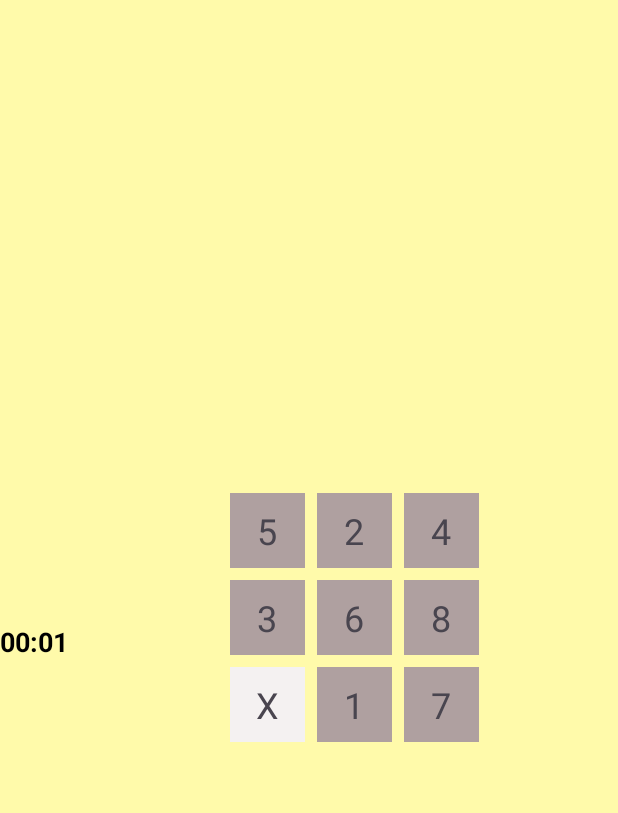
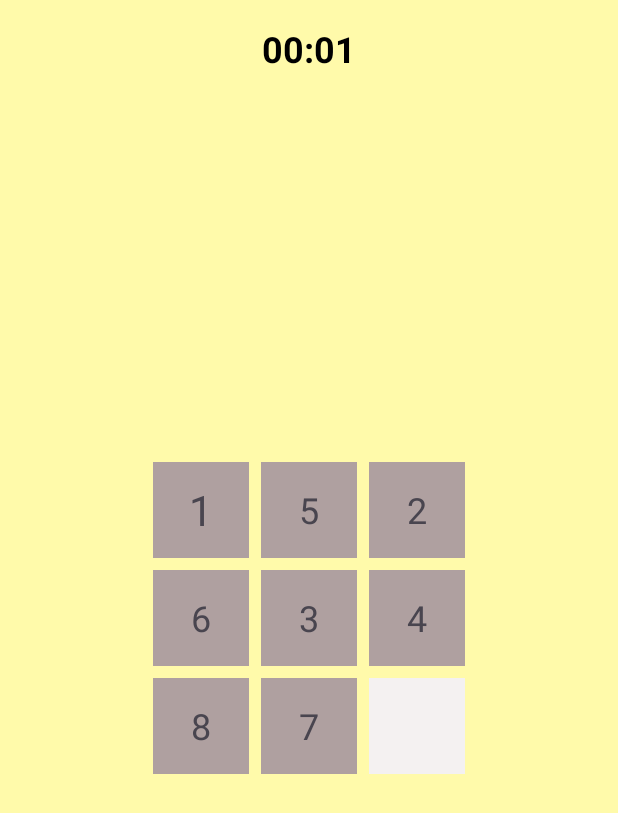
Before and after one commit to sergioguachalla/android-puzzle, an Android app: the screen it shows after launch (MainActivity), after a tap on "To Level 1", on a phone screen of 412 x 824 dp. Shown: the top 813 px of the screen. Run offline under Robolectric (Android 15) with nearby library versions, the phone set to English and light mode, and no system bars.

```diff
--- a/app/src/main/java/com/example/puzzle/LevelOneFragment.java
+++ b/app/src/main/java/com/example/puzzle/LevelOneFragment.java
@@ -26,6 +26,7 @@ import java.util.logging.Logger;
  */
 public class LevelOneFragment extends Fragment {
 
+    private int moves = 0;
     private TextView[][] textViews = new TextView[3][3];
     private static final String[][] SOLVED_ARRANGEMENT = {
             {"1", "2", "3"},
@@ -101,33 +102,35 @@ public class LevelOneFragment extends Fragment {
 
 
 
-    private void initializeTiles(View view){
+    private void initializeTiles(View view) {
         for (int i = 0; i < 3; i++) {
             for (int j = 0; j < 3; j++) {
                 String textViewId = "textView" + i + j;
                 int resId = getResources().getIdentifier(textViewId, "id", requireActivity().getPackageName());
                 textViews[i][j] = view.findViewById(resId);
 
-                final int finalI = i;
-                final int finalJ = j;
-                textViews[i][j].setOnClickListener(new View.OnClickListener() {
+                setClickListenerForTile(i, j); // Set click listener for this tile
+            }
+        }
+    }
+
+    private void setClickListenerForTile(final int row, final int col) {
+        textViews[row][col].setOnClickListener(new View.OnClickListener() {
             @Override
             public void onClick(View v) {
-                        System.out.println("Click en " + textViews[finalI][finalJ].getText());
-                        if (isValidMove(finalI, finalJ)) {
-                            swapTiles(finalI, finalJ);
+                System.out.println("Click en " + textViews[row][col].getText());
+                if (isValidMove(row, col)) {
+                    swapTiles(row, col);
+                    moves++;
                     if (isSolved()) {
                         chronometer.stop();
-                                showWinToast(SystemClock.elapsedRealtime() - chronometer.getBase());
+                        showWinToast(SystemClock.elapsedRealtime() - chronometer.getBase(), moves);
                     }
                 }
             }
         });
-
-            }
     }
 
-    }
 
     private void shuffleTiles() {
         List<Integer> positions = new ArrayList<>();
@@ -135,9 +138,11 @@ public class LevelOneFragment extends Fragment {
             positions.add(i);
         }
 
+        int emptyPosition = emptyRow * 3 + emptyCol; // Step 1
+
         do {
             Collections.shuffle(positions);
-        } while (!isSolvable(positions));
+        } while (!isSolvable(positions) || positions.indexOf(emptyPosition) != positions.size() - 1); // Step 2
 
         for (int i = 0; i < 3; i++) {
             for (int j = 0; j < 3; j++) {
@@ -155,12 +160,14 @@ public class LevelOneFragment extends Fragment {
                 textViews[newRow][newCol].setBackground(currentBackground);
 
                 if (currentText.equals("")) {
-                    emptyRow = newRow; // Actualizar emptyRow
-                    emptyCol = newCol; // Actualizar emptyCol
+                    emptyRow = newRow; // Update emptyRow
+                    emptyCol = newCol; // Update emptyCol
                 }
             }
         }
     }
+
+
 
 
 
@@ -199,12 +206,12 @@ public class LevelOneFragment extends Fragment {
 
 
 
-    private void showWinToast(long elapsedTime) {
+    private void showWinToast(long elapsedTime, int moves) {
         long seconds = elapsedTime / 1000;
         long minutes = seconds / 60;
         seconds %= 60;
 
-        String message = "Ganaste!  " + minutes + ": " + seconds;
+        String message = "Ganaste!  " + minutes + ": " + seconds + " con " + moves + " movimientos";
         Toast.makeText(requireContext(), message, Toast.LENGTH_LONG).show();
     }
 
--- a/app/src/main/res/layout/fragment_level_one.xml
+++ b/app/src/main/res/layout/fragment_level_one.xml
@@ -1,19 +1,21 @@
 <?xml version="1.0" encoding="utf-8"?>
-<LinearLayout xmlns:android="http://schemas.android.com/apk/res/android"
+<RelativeLayout xmlns:android="http://schemas.android.com/apk/res/android"
     xmlns:tools="http://schemas.android.com/tools"
     android:layout_width="match_parent"
     android:layout_height="match_parent"
     tools:context=".LevelOneFragment"
     android:background="#fffaaa"
-    android:orientation="horizontal"
+    android:orientation="vertical"
+    android:layout_centerInParent="true"
     >
     <Chronometer
         android:id="@+id/chronometer"
         android:layout_width="wrap_content"
         android:layout_height="wrap_content"
-        android:layout_gravity="center"
+        android:layout_centerHorizontal="true"
         android:layout_marginTop="16dp"
-        android:textSize="18sp"
+        android:text="Cronómetro"
+        android:textSize="24sp"
         android:format="%s"
         android:gravity="center"
         android:textColor="@android:color/black"
@@ -26,17 +28,17 @@
         android:id="@+id/gridLayout"
         android:layout_width="wrap_content"
         android:layout_height="wrap_content"
-        android:layout_gravity="center"
+        android:layout_centerInParent="true"
         android:columnCount="3"
-        android:padding="24dp"
+        android:padding="28dp"
         android:rowCount="3"
         android:layout_marginLeft="80dp">
 
 
         <TextView
             android:id="@+id/textView00"
-            android:layout_width="50dp"
-            android:layout_height="50dp"
+            android:layout_width="64dp"
+            android:layout_height="64dp"
             android:layout_row="0"
             android:layout_rowWeight="1"
             android:layout_column="0"
@@ -44,13 +46,13 @@
             android:layout_margin="4dp"
             android:gravity="center"
             android:background="#afa0a0"
-            android:textSize="24dp"
+            android:textSize="28dp"
             android:text="1" />
 
         <TextView
             android:id="@+id/textView01"
-            android:layout_width="50dp"
-            android:layout_height="50dp"
+            android:layout_width="64dp"
+            android:layout_height="64dp"
             android:layout_row="0"
             android:layout_rowWeight="1"
             android:layout_column="1"
@@ -65,8 +67,8 @@
 
         <TextView
             android:id="@+id/textView02"
-            android:layout_width="50dp"
-            android:layout_height="50dp"
+            android:layout_width="64dp"
+            android:layout_height="64dp"
             android:layout_row="0"
             android:layout_rowWeight="1"
             android:layout_column="2"
@@ -80,14 +82,13 @@
 
         <TextView
             android:id="@+id/textView10"
-            android:layout_width="50dp"
-            android:layout_height="50dp"
+            android:layout_width="64dp"
+            android:layout_height="64dp"
             android:layout_row="1"
             android:layout_rowWeight="1"
             android:layout_column="0"
             android:layout_columnWeight="1"
             android:background="#afa0a0"
-
             android:gravity="center"
             android:layout_margin="4dp"
             android:textSize="24dp"
@@ -96,8 +97,8 @@
 
         <TextView
             android:id="@+id/textView11"
-            android:layout_width="50dp"
-            android:layout_height="50dp"
+            android:layout_width="64dp"
+            android:layout_height="64dp"
             android:layout_row="1"
             android:layout_rowWeight="1"
             android:layout_column="1"
@@ -127,8 +128,8 @@
 
         <TextView
             android:id="@+id/textView20"
-            android:layout_width="50dp"
-            android:layout_height="50dp"
+            android:layout_width="64dp"
+            android:layout_height="64dp"
             android:layout_row="2"
             android:layout_rowWeight="1"
             android:layout_column="0"
@@ -153,7 +154,6 @@
             android:layout_margin="4dp"
             android:textSize="24dp"
             android:background="#afa0a0"
-
             android:text="8" />
 
         <TextView
@@ -169,10 +169,10 @@
             android:textSize="24dp"
             android:background="#F4F1F1"
 
-            android:text="X" />
+            android:text="" />
 
 
     </GridLayout>
 
 
-</LinearLayout>
+</RelativeLayout>
```
Lines whose indentation alone changed are shown as unchanged.
